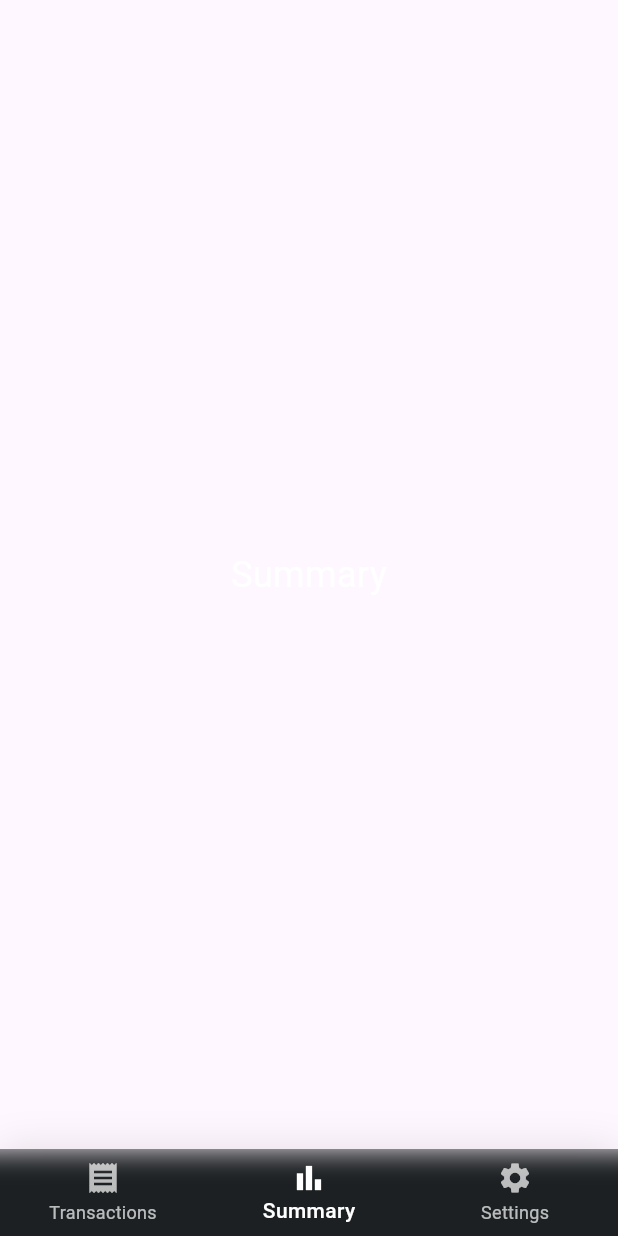
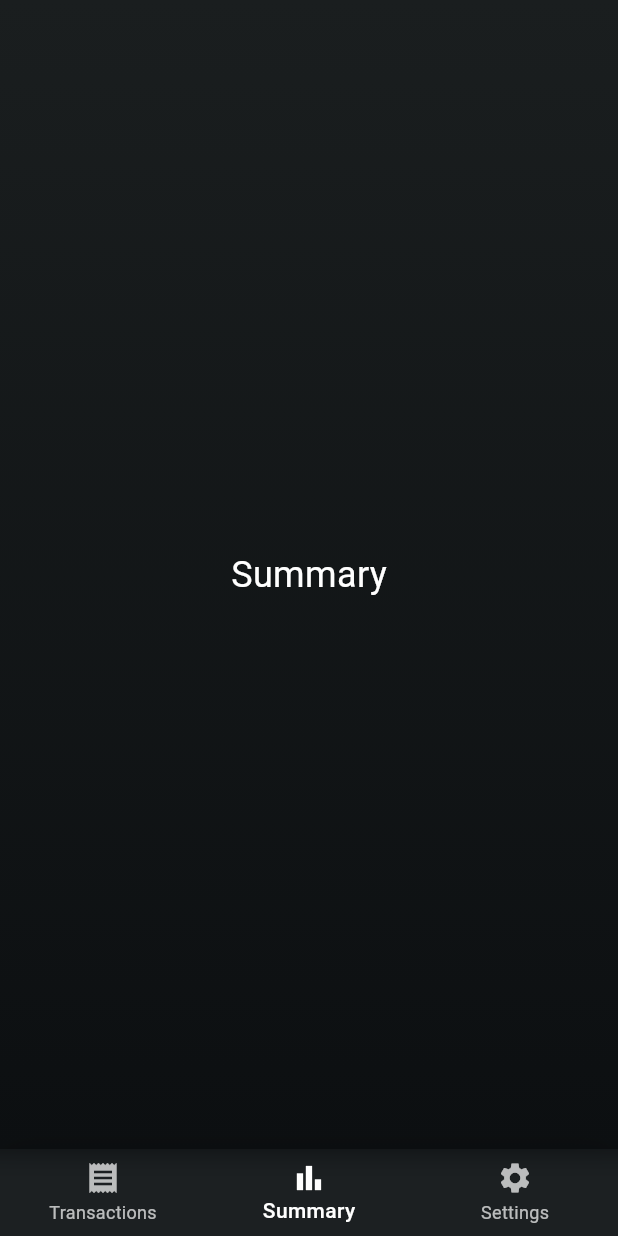
Before and after one commit to mahmoudgalal1989/expense_app, a Flutter app: the screen it shows after launch, item 2 of the bottom bar chosen, on a phone screen of 412 x 824 dp. Run offline on Flutter 3.47's test engine with Material 3 defaults, Android fonts, the phone set to English and light mode, and no system bars; our stand-ins replace flutter_svg; generated files the repository leaves out were written again; project files that could hold a hidden picture were left out.

Commit message:
Update summary and settings screens to match transactions screen background
- Added dark background color and gradient effect to summary and settings screens
- Matched implementation with transactions screen for consistent look
- Fixed background rendering issues on Android device

```diff
--- a/lib/main.dart
+++ b/lib/main.dart
@@ -166,7 +166,8 @@ class TransactionsPage extends StatelessWidget {
 
                     // Main message
                     Text(
-                      AppLocalizations.of(context)?.startJourney ?? 'Let\'s start your journey!',
+                      AppLocalizations.of(context)?.startJourney ??
+                          'Let\'s start your journey!',
                       textAlign: TextAlign.center,
                       style: const TextStyle(
                         color: Colors.white,
@@ -181,7 +182,8 @@ class TransactionsPage extends StatelessWidget {
 
                     // Subtitle
                     Text(
-                      AppLocalizations.of(context)?.addFirstTransaction ?? 'Add your first transaction to start.',
+                      AppLocalizations.of(context)?.addFirstTransaction ??
+                          'Add your first transaction to start.',
                       textAlign: TextAlign.center,
                       style: const TextStyle(
                         color: AppColors.textSecondary,
@@ -218,7 +220,8 @@ class TransactionsPage extends StatelessWidget {
                               ),
                             ),
                             child: Text(
-                              AppLocalizations.of(context)?.addExpense ?? 'Add expense',
+                              AppLocalizations.of(context)?.addExpense ??
+                                  'Add expense',
                               textAlign: TextAlign.center,
                               style: const TextStyle(
                                 color: AppColors.textDark,
@@ -248,10 +251,30 @@ class SummaryPage extends StatelessWidget {
 
   @override
   Widget build(BuildContext context) {
-    return Center(
+    return Container(
+      color: AppColors.backgroundDark,
+      child: Stack(
+        children: [
+          // Background gradient
+          Container(
+            decoration: const BoxDecoration(
+              gradient: LinearGradient(
+                begin: Alignment.topCenter,
+                end: Alignment.bottomCenter,
+                colors: AppColors.backgroundGradient,
+              ),
+            ),
+          ),
+          // Main content
+          SafeArea(
+            child: Center(
               child: Text(
                 AppLocalizations.of(context)!.summaryPageTitle,
                 style: const TextStyle(color: Colors.white, fontSize: 24),
+              ),
+            ),
+          ),
+        ],
       ),
     );
   }
@@ -262,11 +285,29 @@ class SettingsPage extends StatelessWidget {
 
   @override
   Widget build(BuildContext context) {
-    return Center(
+    return Container(
+      color: AppColors.backgroundDark,
+      child: Stack(
+        children: [
+          // Background gradient
+          Container(
+            decoration: const BoxDecoration(
+              gradient: LinearGradient(
+                begin: Alignment.topCenter,
+                end: Alignment.bottomCenter,
+                colors: AppColors.backgroundGradient,
+              ),
+            ),
+          ),
+          // Main content
+          Center(
             child: Text(
               AppLocalizations.of(context)!.settingsPageTitle,
               style: const TextStyle(color: Colors.white, fontSize: 24),
             ),
+          ),
+        ],
+      ),
     );
   }
 }
```
Lines whose indentation alone changed are shown as unchanged.
